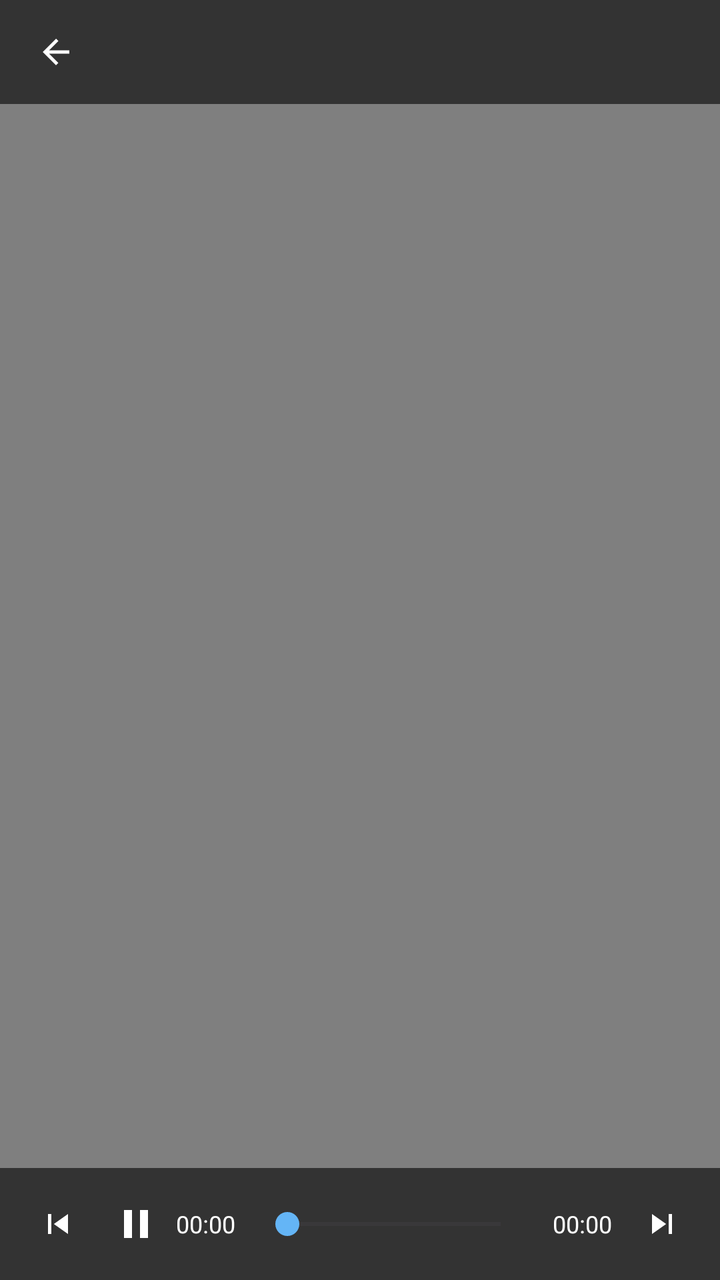
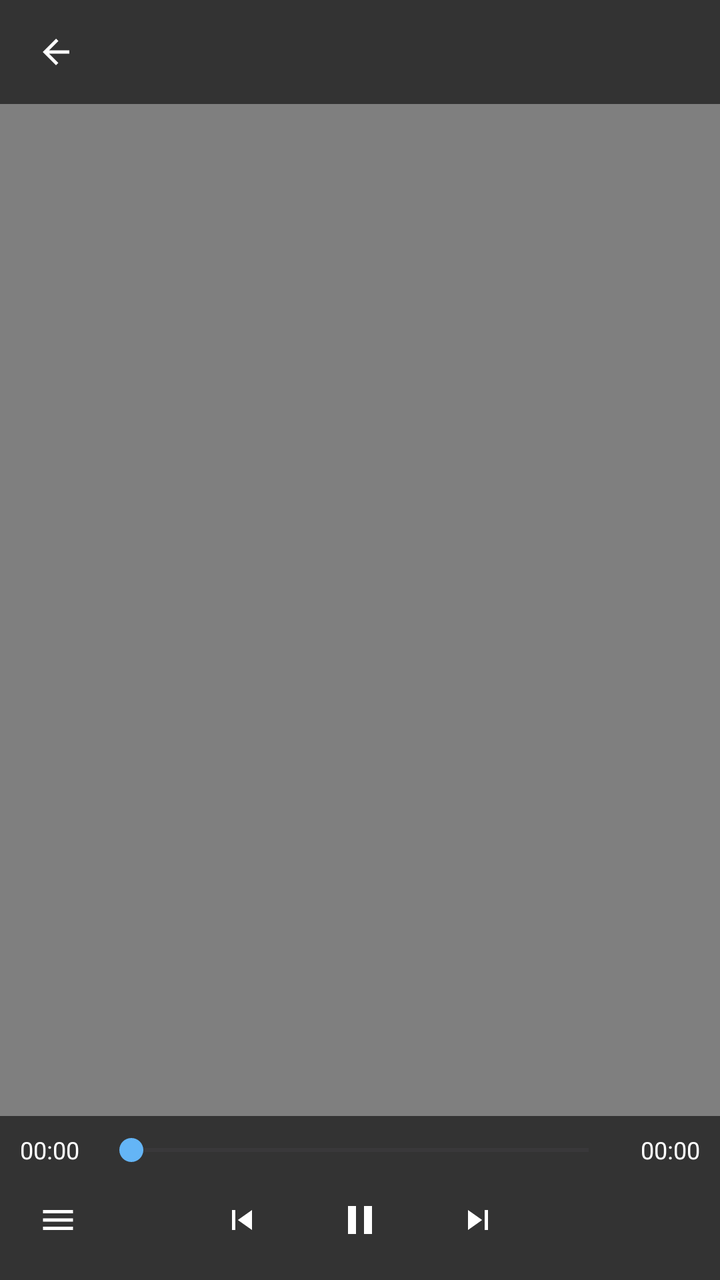

Compare the two renders of this Android layout. The source of the first and the diff that turns it into the second are given below.
<!-- AndroidManifest.xml: activity theme AppTheme -->
<!-- res/layout/activity_media_player.xml -->
<?xml version="1.0" encoding="utf-8"?>
<FrameLayout xmlns:android="http://schemas.android.com/apk/res/android"
    android:id="@+id/player_root"
    android:layout_width="match_parent"
    android:layout_height="match_parent"
    android:background="#000000">

    <VideoView
        android:id="@+id/video_view"
        android:layout_width="match_parent"
        android:layout_height="match_parent"
        android:layout_gravity="center" />

    
    <LinearLayout
        android:id="@+id/audio_placeholder"
        android:layout_width="match_parent"
        android:layout_height="wrap_content"
        android:layout_gravity="center"
        android:orientation="vertical"
        android:gravity="center"
        android:visibility="gone">

        <ImageView
            android:layout_width="96dp"
            android:layout_height="96dp"
            android:src="@drawable/ic_audio"
            android:alpha="0.9"
            android:contentDescription="音频"
            android:tint="#42A5F5" />

        <TextView
            android:id="@+id/tv_audio_name"
            android:layout_width="wrap_content"
            android:layout_height="wrap_content"
            android:layout_marginTop="18dp"
            android:maxWidth="300dp"
            android:gravity="center"
            android:ellipsize="middle"
            android:maxLines="2"
            android:textColor="#FFFFFF"
            android:textSize="15sp" />

        <TextView
            android:layout_width="wrap_content"
            android:layout_height="wrap_content"
            android:layout_marginTop="6dp"
            android:text="音频播放中"
            android:textColor="#99FFFFFF"
            android:textSize="12sp" />
    </LinearLayout>

    
    <LinearLayout
        android:id="@+id/player_top"
        android:layout_width="match_parent"
        android:layout_height="wrap_content"
        android:layout_gravity="top"
        android:background="#99000000"
        android:gravity="center_vertical"
        android:orientation="horizontal"
        android:paddingHorizontal="10dp"
        android:paddingVertical="8dp">

        <ImageView
            android:id="@+id/btn_player_back"
            android:layout_width="36dp"
            android:layout_height="36dp"
            android:src="@drawable/ic_arrow_back"
            android:contentDescription="返回"
            android:padding="8dp"
            android:tint="#FFFFFF" />

        <TextView
            android:id="@+id/tv_player_counter"
            android:layout_width="wrap_content"
            android:layout_height="wrap_content"
            android:layout_marginEnd="8dp"
            android:text=""
            android:textColor="#CCFFFFFF"
            android:textSize="12sp" />

        <TextView
            android:id="@+id/tv_player_title"
            android:layout_width="0dp"
            android:layout_height="wrap_content"
            android:layout_weight="1"
            android:layout_marginStart="6dp"
            android:ellipsize="middle"
            android:maxLines="1"
            android:textColor="#FFFFFF"
            android:textSize="14sp" />
    </LinearLayout>

    
    <LinearLayout
        android:id="@+id/player_controls"
        android:layout_width="match_parent"
        android:layout_height="wrap_content"
        android:layout_gravity="bottom"
        android:background="#99000000"
        android:gravity="center_vertical"
        android:orientation="horizontal"
        android:paddingHorizontal="10dp"
        android:paddingVertical="8dp">

        <ImageView
            android:id="@+id/btn_player_prev"
            android:layout_width="38dp"
            android:layout_height="38dp"
            android:src="@drawable/ic_skip_previous"
            android:contentDescription="上一个"
            android:padding="9dp"
            android:tint="#FFFFFF" />

        <ImageView
            android:id="@+id/btn_player_play"
            android:layout_width="40dp"
            android:layout_height="40dp"
            android:src="@drawable/ic_pause"
            android:contentDescription="播放/暂停"
            android:padding="8dp"
            android:tint="#FFFFFF" />

        <TextView
            android:id="@+id/tv_player_pos"
            android:layout_width="wrap_content"
            android:layout_height="wrap_content"
            android:text="00:00"
            android:textColor="#FFFFFF"
            android:textSize="12sp" />

        <SeekBar
            android:id="@+id/seek_player"
            android:layout_width="0dp"
            android:layout_height="wrap_content"
            android:layout_weight="1"
            android:layout_marginHorizontal="10dp" />

        <TextView
            android:id="@+id/tv_player_dur"
            android:layout_width="wrap_content"
            android:layout_height="wrap_content"
            android:text="00:00"
            android:textColor="#FFFFFF"
            android:textSize="12sp" />

        <ImageView
            android:id="@+id/btn_player_next"
            android:layout_width="38dp"
            android:layout_height="38dp"
            android:layout_marginStart="6dp"
            android:src="@drawable/ic_skip_next"
            android:contentDescription="下一个"
            android:padding="9dp"
            android:tint="#FFFFFF" />
    </LinearLayout>
</FrameLayout>
<!-- resources referenced by this layout -->
<resources>
  <!-- drawable ic_pause (drawable) -->
  <?xml version="1.0" encoding="utf-8"?>
  <vector xmlns:android="http://schemas.android.com/apk/res/android"
      android:width="24dp" android:height="24dp"
      android:viewportWidth="24" android:viewportHeight="24">
      <path android:fillColor="#FF000000"
          android:pathData="M6,19h4V5H6v14zM14,5v14h4V5h-4z" />
  </vector>
  <!-- drawable ic_skip_next (drawable) -->
  <?xml version="1.0" encoding="utf-8"?>
  <vector xmlns:android="http://schemas.android.com/apk/res/android"
      android:width="24dp" android:height="24dp"
      android:viewportWidth="24" android:viewportHeight="24">
      <path android:fillColor="#FF000000"
          android:pathData="M6,18l8.5,-6L6,6v12zM16,6v12h2V6h-2z" />
  </vector>
  <!-- drawable ic_skip_previous (drawable) -->
  <?xml version="1.0" encoding="utf-8"?>
  <vector xmlns:android="http://schemas.android.com/apk/res/android"
      android:width="24dp" android:height="24dp"
      android:viewportWidth="24" android:viewportHeight="24">
      <path android:fillColor="#FF000000"
          android:pathData="M6,6h2v12H6zM9.5,12l8.5,6V6z" />
  </vector>
  <style name="AppTheme" parent="Base.AppTheme" />
  <color name="glass_light_40">#66FEFCFC</color>
  <color name="glass_light_50">#80FEFCFC</color>
  <!-- drawable bg_window_gradient (drawable) -->
  <?xml version="1.0" encoding="utf-8"?>
  <shape xmlns:android="http://schemas.android.com/apk/res/android"
      android:shape="rectangle">
      <gradient
          android:type="linear"
          android:startColor="@color/gradient_soft_start"
          android:endColor="@color/gradient_soft_end"
          android:angle="135" />
  </shape>
  <color name="primary">#42A5F5</color>
  <color name="on_primary">#FFFFFF</color>
  <color name="primary_container">#BBDEFB</color>
  <color name="surface">#FAFCFF</color>
  <color name="on_surface">#1A1C1E</color>
  <color name="surface_variant">#DCE9F5</color>
  <color name="on_surface_variant">#43525E</color>
  <color name="error">#B3261E</color>
  <color name="on_error">#FFFFFF</color>
  <color name="error_container">#F9DEDC</color>
  <color name="on_error_container">#410E0B</color>
  <color name="surface_container_low">#F7FBFF</color>
  <color name="on_primary_container">#1B3A5C</color>
  <color name="surface_container">#F1F8FD</color>
  <color name="surface_container_high">#E8F2FB</color>
  <color name="surface_container_highest">#E0EDF8</color>
  <color name="tertiary">#90CAF9</color>
  <color name="on_tertiary">#1B3A5C</color>
  <color name="tertiary_container">#E0F7FA</color>
  <color name="on_tertiary_container">#1F4A5A</color>
  <color name="outline">#79747E</color>
  <color name="outline_variant">#CAC4D0</color>
  <color name="secondary">#64B5F6</color>
  <color name="on_secondary">#FFFFFF</color>
  <color name="secondary_container">#E0F7FA</color>
  <color name="on_secondary_container">#1F4A5A</color>
  <style name="ShapeAppearance.Small" parent="ShapeAppearance.Material3.SmallComponent">
          <item name="cornerFamily">rounded</item>
          <item name="cornerSize">12dp</item>
      </style>
  <style name="ShapeAppearance.Medium" parent="ShapeAppearance.Material3.MediumComponent">
          <item name="cornerFamily">rounded</item>
          <item name="cornerSize">18dp</item>
      </style>
  <style name="ShapeAppearance.Large" parent="ShapeAppearance.Material3.LargeComponent">
          <item name="cornerFamily">rounded</item>
          <item name="cornerSize">28dp</item>
      </style>
  <color name="gradient_soft_start">#E0F7FA</color>
  <color name="gradient_soft_end">#E3F2FD</color>
</resources>

<!-- the commit's change to res/layout/activity_media_player.xml (unified diff, before → after) -->
@@ -99,60 +99,93 @@
         android:layout_height="wrap_content"
         android:layout_gravity="bottom"
         android:background="#99000000"
-        android:gravity="center_vertical"
-        android:orientation="horizontal"
+        android:orientation="vertical"
         android:paddingHorizontal="10dp"
         android:paddingVertical="8dp">
 
-        <ImageView
-            android:id="@+id/btn_player_prev"
-            android:layout_width="38dp"
-            android:layout_height="38dp"
-            android:src="@drawable/ic_skip_previous"
-            android:contentDescription="上一个"
-            android:padding="9dp"
-            android:tint="#FFFFFF" />
+        
+        <LinearLayout
+            android:layout_width="match_parent"
+            android:layout_height="wrap_content"
+            android:gravity="center_vertical"
+            android:orientation="horizontal">
 
-        <ImageView
-            android:id="@+id/btn_player_play"
-            android:layout_width="40dp"
-            android:layout_height="40dp"
-            android:src="@drawable/ic_pause"
-            android:contentDescription="播放/暂停"
-            android:padding="8dp"
-            android:tint="#FFFFFF" />
+            <TextView
+                android:id="@+id/tv_player_pos"
+                android:layout_width="wrap_content"
+                android:layout_height="wrap_content"
+                android:text="00:00"
+                android:textColor="#FFFFFF"
+                android:textSize="12sp" />
 
-        <TextView
-            android:id="@+id/tv_player_pos"
-            android:layout_width="wrap_content"
+            <SeekBar
+                android:id="@+id/seek_player"
+                android:layout_width="0dp"
+                android:layout_height="wrap_content"
+                android:layout_weight="1"
+                android:layout_marginHorizontal="10dp" />
+
+            <TextView
+                android:id="@+id/tv_player_dur"
+                android:layout_width="wrap_content"
+                android:layout_height="wrap_content"
+                android:text="00:00"
+                android:textColor="#FFFFFF"
+                android:textSize="12sp" />
+        </LinearLayout>
+
+        
+        <FrameLayout
+            android:layout_width="match_parent"
             android:layout_height="wrap_content"
-            android:text="00:00"
-            android:textColor="#FFFFFF"
-            android:textSize="12sp" />
+            android:layout_marginTop="4dp">
 
-        <SeekBar
-            android:id="@+id/seek_player"
-            android:layout_width="0dp"
-            android:layout_height="wrap_content"
-            android:layout_weight="1"
-            android:layout_marginHorizontal="10dp" />
+            <LinearLayout
+                android:layout_width="wrap_content"
+                android:layout_height="wrap_content"
+                android:layout_gravity="center"
+                android:gravity="center"
+                android:orientation="horizontal">
 
-        <TextView
-            android:id="@+id/tv_player_dur"
-            android:layout_width="wrap_content"
-            android:layout_height="wrap_content"
-            android:text="00:00"
-            android:textColor="#FFFFFF"
-            android:textSize="12sp" />
+                <ImageView
+                    android:id="@+id/btn_player_prev"
+                    android:layout_width="38dp"
+                    android:layout_height="38dp"
+                    android:src="@drawable/ic_skip_previous"
+                    android:contentDescription="上一个"
+                    android:padding="9dp"
+                    android:tint="#FFFFFF" />
 
-        <ImageView
-            android:id="@+id/btn_player_next"
-            android:layout_width="38dp"
-            android:layout_height="38dp"
-            android:layout_marginStart="6dp"
-            android:src="@drawable/ic_skip_next"
-            android:contentDescription="下一个"
-            android:padding="9dp"
-            android:tint="#FFFFFF" />
+                <ImageView
+                    android:id="@+id/btn_player_play"
+                    android:layout_width="44dp"
+                    android:layout_height="44dp"
+                    android:layout_marginHorizontal="18dp"
+                    android:src="@drawable/ic_pause"
+                    android:contentDescription="播放/暂停"
+                    android:padding="10dp"
+                    android:tint="#FFFFFF" />
+
+                <ImageView
+                    android:id="@+id/btn_player_next"
+                    android:layout_width="38dp"
+                    android:layout_height="38dp"
+                    android:src="@drawable/ic_skip_next"
+                    android:contentDescription="下一个"
+                    android:padding="9dp"
+                    android:tint="#FFFFFF" />
+            </LinearLayout>
+
+            
+            <ImageView
+                android:id="@+id/btn_player_list"
+                android:layout_width="38dp"
+                android:layout_height="38dp"
+                android:layout_gravity="start|center_vertical"
+                android:src="@drawable/ic_menu"
+                android:contentDescription="选择文件"
+                android:padding="9dp"
+                android:tint="#FFFFFF" />
+        </FrameLayout>
     </LinearLayout>
 </FrameLayout>
<!-- resource entries referenced after the edit -->
@@ -1,5 +1,16 @@
 <!-- resources referenced by this layout -->
 <resources>
+  <!-- drawable ic_menu (drawable) -->
+  <?xml version="1.0" encoding="utf-8"?>
+  <vector xmlns:android="http://schemas.android.com/apk/res/android"
+      android:width="24dp"
+      android:height="24dp"
+      android:viewportWidth="24"
+      android:viewportHeight="24">
+      <path
+          android:fillColor="#FF000000"
+          android:pathData="M3,6h18v2H3V6z M3,11h18v2H3v-2z M3,16h18v2H3v-2z" />
+  </vector>
   <!-- drawable ic_pause (drawable) -->
   <?xml version="1.0" encoding="utf-8"?>
   <vector xmlns:android="http://schemas.android.com/apk/res/android"
